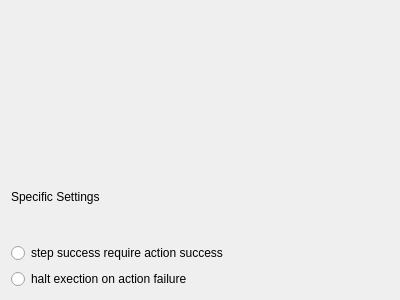
Before: the Qt Designer form atef/ui/set_value_edit_widget.ui in pcdshub/atef, drawn with Qt 5.
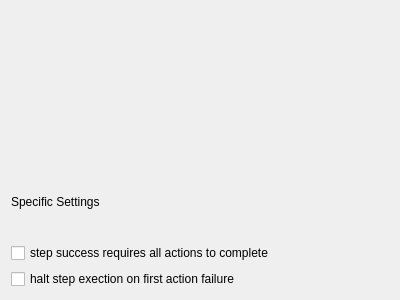
After: the same form once the commit is applied.

Commit message: MNT: touch up SetValueStep settings, in gui and dataclass

```diff
--- a/atef/ui/set_value_edit_widget.ui
+++ b/atef/ui/set_value_edit_widget.ui
@@ -36,20 +36,17 @@
    </item>
    <item>
     <layout class="QVBoxLayout" name="verticalLayout_2">
-     <property name="topMargin">
-      <number>5</number>
-     </property>
      <item>
-      <widget class="QRadioButton" name="action_success_radio_button">
+      <widget class="QCheckBox" name="req_action_success_checkbox">
        <property name="text">
-        <string>step success require action success</string>
+        <string>step success requires all actions to complete</string>
        </property>
       </widget>
      </item>
      <item>
-      <widget class="QRadioButton" name="step_failure_radio_button">
+      <widget class="QCheckBox" name="halt_on_fail_checkbox">
        <property name="text">
-        <string>halt exection on action failure</string>
+        <string>halt step exection on first action failure</string>
        </property>
       </widget>
      </item>
```
The commit also changes 5 other files.
